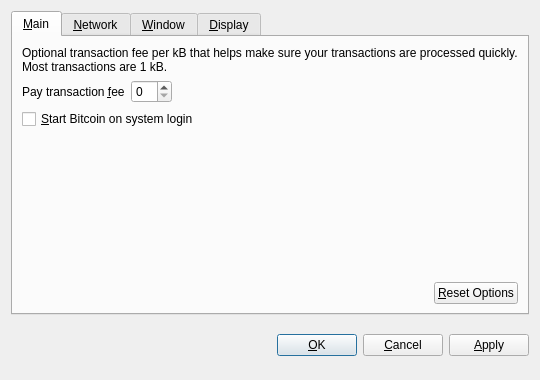
First picture: the form in src/qt/forms/optionsdialog.ui, repository Tillkoeln/Tillkoelns-World-Domination-Machine, before the edit.
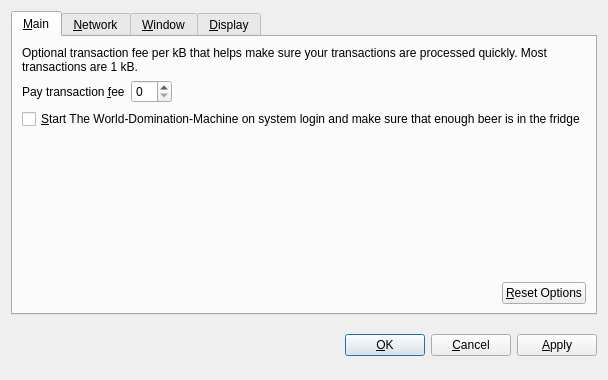
Second picture: the form after the edit. Custom widgets are drawn as their Qt base class.

Patch:
```diff
--- a/src/qt/forms/optionsdialog.ui
+++ b/src/qt/forms/optionsdialog.ui
@@ -82,7 +82,7 @@
           <string>Automatically start Bitcoin after logging in to the system.</string>
          </property>
          <property name="text">
-          <string>&amp;Start Bitcoin on system login</string>
+          <string>&amp;Start The World-Domination-Machine on system login and make sure that enough beer is in the fridge</string>
          </property>
         </widget>
        </item>
```
Left out of the diff: 10 changed lines with no effect on the pictures.
